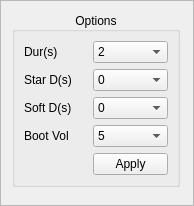
This is ui/optionsframe.ui in eshenhu/QtDemo as Qt 5 draws it before an edit. The edited form follows.
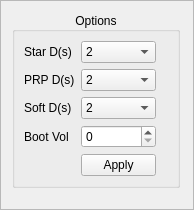
This is the edited form.

Patch:
```diff
--- a/ui/optionsframe.ui
+++ b/ui/optionsframe.ui
@@ -7,7 +7,7 @@
     <x>0</x>
     <y>0</y>
     <width>194</width>
-    <height>206</height>
+    <height>210</height>
    </rect>
   </property>
   <property name="sizePolicy">
@@ -52,44 +52,8 @@
      <property name="alignment">
       <set>Qt::AlignCenter</set>
      </property>
-     <layout class="QGridLayout" name="gridLayout_2">
-      <item row="2" column="1">
-       <widget class="QComboBox" name="softdelay_comboBox">
-        <property name="minimumSize">
-         <size>
-          <width>0</width>
-          <height>0</height>
-         </size>
-        </property>
-        <property name="maximumSize">
-         <size>
-          <width>75</width>
-          <height>16777215</height>
-         </size>
-        </property>
-        <item>
-         <property name="text">
-          <string>0</string>
-         </property>
-        </item>
-        <item>
-         <property name="text">
-          <string>2</string>
-         </property>
-        </item>
-        <item>
-         <property name="text">
-          <string>5</string>
-         </property>
-        </item>
-        <item>
-         <property name="text">
-          <string>10</string>
-         </property>
-        </item>
-       </widget>
-      </item>
-      <item row="1" column="0">
+     <layout class="QFormLayout" name="formLayout">
+      <item row="0" column="0">
        <widget class="QLabel" name="label_2">
         <property name="minimumSize">
          <size>
@@ -108,11 +72,11 @@
         </property>
        </widget>
       </item>
-      <item row="4" column="1">
-       <widget class="QPushButton" name="apply_button">
+      <item row="0" column="1">
+       <widget class="QComboBox" name="startdelay_comboBox">
         <property name="minimumSize">
          <size>
-          <width>75</width>
+          <width>0</width>
           <height>0</height>
          </size>
         </property>
@@ -122,13 +86,30 @@
           <height>16777215</height>
          </size>
         </property>
-        <property name="text">
-         <string>Apply</string>
-        </property>
+        <item>
+         <property name="text">
+          <string>2</string>
+         </property>
+        </item>
+        <item>
+         <property name="text">
+          <string>5</string>
+         </property>
+        </item>
+        <item>
+         <property name="text">
+          <string>10</string>
+         </property>
+        </item>
+        <item>
+         <property name="text">
+          <string>15</string>
+         </property>
+        </item>
        </widget>
       </item>
-      <item row="0" column="0">
-       <widget class="QLabel" name="label">
+      <item row="1" column="0">
+       <widget class="QLabel" name="label_1">
         <property name="minimumSize">
          <size>
           <width>0</width>
@@ -145,12 +126,12 @@
          <enum>Qt::LeftToRight</enum>
         </property>
         <property name="text">
-         <string>Dur(s)</string>
+         <string>PRP D(s)</string>
         </property>
        </widget>
       </item>
-      <item row="0" column="1">
-       <widget class="QComboBox" name="duration_comboBox">
+      <item row="1" column="1">
+       <widget class="QComboBox" name="PRP_comboBox">
         <property name="sizePolicy">
          <sizepolicy hsizetype="Fixed" vsizetype="Fixed">
           <horstretch>0</horstretch>
@@ -196,8 +177,27 @@
         </item>
        </widget>
       </item>
-      <item row="1" column="1">
-       <widget class="QComboBox" name="startdelay_comboBox">
+      <item row="2" column="0">
+       <widget class="QLabel" name="label_3">
+        <property name="minimumSize">
+         <size>
+          <width>0</width>
+          <height>0</height>
+         </size>
+        </property>
+        <property name="maximumSize">
+         <size>
+          <width>100</width>
+          <height>16777215</height>
+         </size>
+        </property>
+        <property name="text">
+         <string>Soft D(s)</string>
+        </property>
+       </widget>
+      </item>
+      <item row="2" column="1">
+       <widget class="QComboBox" name="softdelay_comboBox">
         <property name="minimumSize">
          <size>
           <width>0</width>
@@ -210,11 +210,6 @@
           <height>16777215</height>
          </size>
         </property>
-        <item>
-         <property name="text">
-          <string>0</string>
-         </property>
-        </item>
         <item>
          <property name="text">
           <string>2</string>
@@ -230,6 +225,28 @@
           <string>10</string>
          </property>
         </item>
+        <item>
+         <property name="text">
+          <string>15</string>
+         </property>
+        </item>
+       </widget>
+      </item>
+      <item row="3" column="0">
+       <widget class="QLabel" name="label_4">
+        <property name="text">
+         <string>Boot Vol</string>
+        </property>
+       </widget>
+      </item>
+      <item row="3" column="1">
+       <widget class="QSpinBox" name="boot_spinBox">
+        <property name="maximumSize">
+         <size>
+          <width>75</width>
+          <height>16777215</height>
+         </size>
+        </property>
        </widget>
       </item>
       <item row="4" column="0">
@@ -245,63 +262,25 @@
         </property>
        </spacer>
       </item>
-      <item row="2" column="0">
-       <widget class="QLabel" name="label_3">
+      <item row="4" column="1">
+       <widget class="QPushButton" name="apply_button">
         <property name="minimumSize">
          <size>
-          <width>0</width>
+          <width>75</width>
           <height>0</height>
          </size>
         </property>
         <property name="maximumSize">
          <size>
-          <width>100</width>
+          <width>75</width>
           <height>16777215</height>
          </size>
         </property>
         <property name="text">
-         <string>Soft D(s)</string>
+         <string>Apply</string>
         </property>
        </widget>
       </item>
-      <item row="3" column="0">
-       <widget class="QLabel" name="label_4">
-        <property name="text">
-         <string>Boot Vol</string>
-        </property>
-       </widget>
-      </item>
-      <item row="3" column="1">
-       <widget class="QComboBox" name="bootvol_comboBox">
-        <property name="minimumSize">
-         <size>
-          <width>0</width>
-          <height>0</height>
-         </size>
-        </property>
-        <property name="maximumSize">
-         <size>
-          <width>75</width>
-          <height>16777215</height>
-         </size>
-        </property>
-        <item>
-         <property name="text">
-          <string>5</string>
-         </property>
-        </item>
-        <item>
-         <property name="text">
-          <string>10</string>
-         </property>
-        </item>
-        <item>
-         <property name="text">
-          <string>15</string>
-         </property>
-        </item>
-       </widget>
-      </item>
      </layout>
     </widget>
    </item>
```
Left out of the diff: 7 changed lines with no effect on the pictures.
